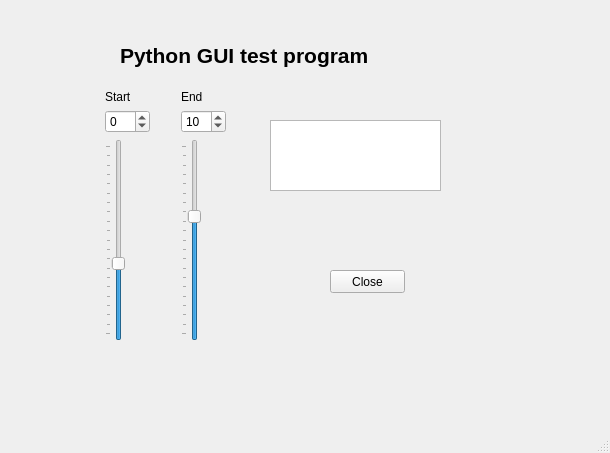
This is acquire_ultrasound_python/gui_test/test_graph.ui in Lars27/ultrasound-measurements as Qt 5 draws it before an edit. The edited form follows.
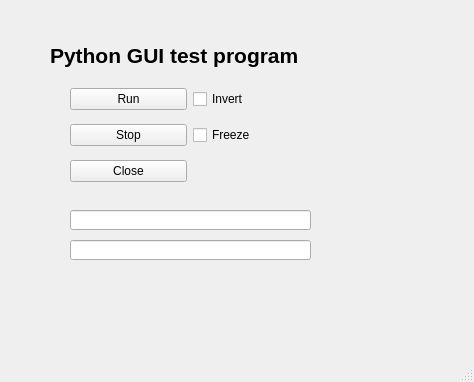
This is the edited form.

Commit message: GUI test for Python for continous run

```diff
--- a/acquire_ultrasound_python/gui_test/test_graph.ui
+++ b/acquire_ultrasound_python/gui_test/test_graph.ui
@@ -6,8 +6,8 @@
    <rect>
     <x>0</x>
     <y>0</y>
-    <width>610</width>
-    <height>453</height>
+    <width>474</width>
+    <height>382</height>
    </rect>
   </property>
   <property name="windowTitle">
@@ -17,9 +17,9 @@
    <widget class="QLabel" name="label_3">
     <property name="geometry">
      <rect>
-      <x>120</x>
+      <x>50</x>
       <y>20</y>
-      <width>261</width>
+      <width>291</width>
       <height>71</height>
      </rect>
     </property>
@@ -34,125 +34,76 @@
      <string>Python GUI test program</string>
     </property>
    </widget>
-   <widget class="QTextEdit" name="graph_data">
+   <widget class="QLineEdit" name="status_lineEdit">
     <property name="geometry">
      <rect>
-      <x>270</x>
-      <y>120</y>
-      <width>171</width>
-      <height>71</height>
+      <x>70</x>
+      <y>210</y>
+      <width>241</width>
+      <height>20</height>
+     </rect>
+    </property>
+   </widget>
+   <widget class="QLineEdit" name="counter_lineEdit">
+    <property name="geometry">
+     <rect>
+      <x>70</x>
+      <y>240</y>
+      <width>241</width>
+      <height>20</height>
      </rect>
     </property>
    </widget>
    <widget class="QWidget" name="gridLayoutWidget">
     <property name="geometry">
      <rect>
-      <x>80</x>
-      <y>90</y>
-      <width>171</width>
-      <height>251</height>
+      <x>70</x>
+      <y>80</y>
+      <width>239</width>
+      <height>112</height>
      </rect>
     </property>
-    <layout class="QGridLayout" name="gridLayout_2">
-     <item row="0" column="1">
-      <widget class="QLabel" name="label_5">
-       <property name="text">
-        <string>End</string>
-       </property>
-      </widget>
-     </item>
+    <layout class="QGridLayout" name="gridLayout">
      <item row="0" column="0">
-      <widget class="QLabel" name="label_4">
+      <widget class="QPushButton" name="run_button">
        <property name="text">
-        <string>Start</string>
+        <string>Run</string>
        </property>
       </widget>
      </item>
      <item row="2" column="0">
-      <widget class="QSpinBox" name="start">
-       <property name="minimum">
-        <number>-99</number>
+      <widget class="QPushButton" name="stop_button">
+       <property name="contextMenuPolicy">
+        <enum>Qt::ActionsContextMenu</enum>
        </property>
-       <property name="value">
-        <number>0</number>
-       </property>
-      </widget>
-     </item>
-     <item row="2" column="1">
-      <widget class="QSpinBox" name="end">
-       <property name="minimum">
-        <number>-99</number>
-       </property>
-       <property name="value">
-        <number>10</number>
-       </property>
-      </widget>
-     </item>
-     <item row="3" column="1">
-      <widget class="QSlider" name="end_slider">
-       <property name="minimum">
-        <number>-20</number>
-       </property>
-       <property name="maximum">
-        <number>20</number>
-       </property>
-       <property name="value">
-        <number>5</number>
-       </property>
-       <property name="orientation">
-        <enum>Qt::Vertical</enum>
-       </property>
-       <property name="invertedControls">
-        <bool>false</bool>
-       </property>
-       <property name="tickPosition">
-        <enum>QSlider::TicksAbove</enum>
-       </property>
-       <property name="tickInterval">
-        <number>2</number>
+       <property name="text">
+        <string>Stop</string>
        </property>
       </widget>
      </item>
      <item row="3" column="0">
-      <widget class="QSlider" name="start_slider">
-       <property name="minimum">
-        <number>-20</number>
+      <widget class="QPushButton" name="close_button">
+       <property name="text">
+        <string>Close</string>
        </property>
-       <property name="maximum">
-        <number>20</number>
+      </widget>
+     </item>
+     <item row="0" column="1">
+      <widget class="QCheckBox" name="invert_checkBox">
+       <property name="text">
+        <string>Invert</string>
        </property>
-       <property name="value">
-        <number>-5</number>
-       </property>
-       <property name="orientation">
-        <enum>Qt::Vertical</enum>
-       </property>
-       <property name="invertedControls">
-        <bool>false</bool>
-       </property>
-       <property name="tickPosition">
-        <enum>QSlider::TicksAbove</enum>
-       </property>
-       <property name="tickInterval">
-        <number>2</number>
+      </widget>
+     </item>
+     <item row="2" column="1">
+      <widget class="QCheckBox" name="freeze_checkBox">
+       <property name="text">
+        <string>Freeze</string>
        </property>
       </widget>
      </item>
     </layout>
    </widget>
-   <widget class="QPushButton" name="close_button">
-    <property name="geometry">
-     <rect>
-      <x>330</x>
-      <y>270</y>
-      <width>75</width>
-      <height>23</height>
-     </rect>
-    </property>
-    <property name="text">
-     <string>Close</string>
-    </property>
-   </widget>
   </widget>
   <widget class="QMenuBar" name="menubar">
    <property name="geometry">
@@ -164,7 +115,11 @@
     </rect>
    </property>
   </widget>
-  <widget class="QStatusBar" name="statusbar"/>
+  <widget class="QStatusBar" name="statusbar">
+   <property name="enabled">
+    <bool>true</bool>
+   </property>
+  </widget>
  </widget>
  <resources/>
  <connections/>
```
Left out of the diff: 9 changed lines with no effect on the pictures. The commit also changes 3 other files.
